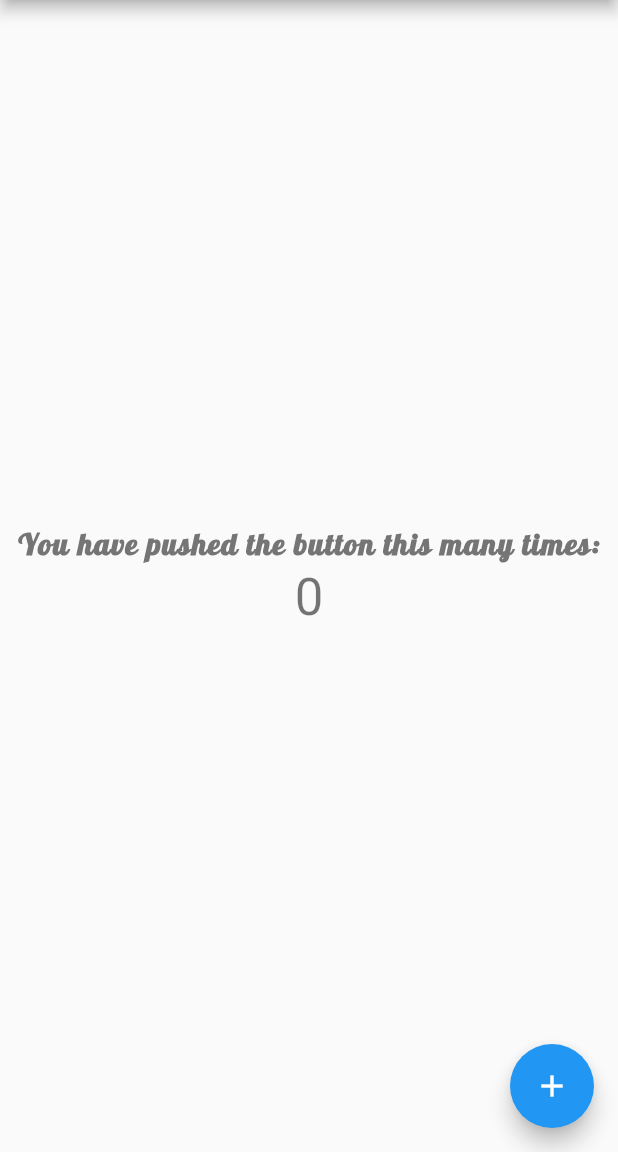
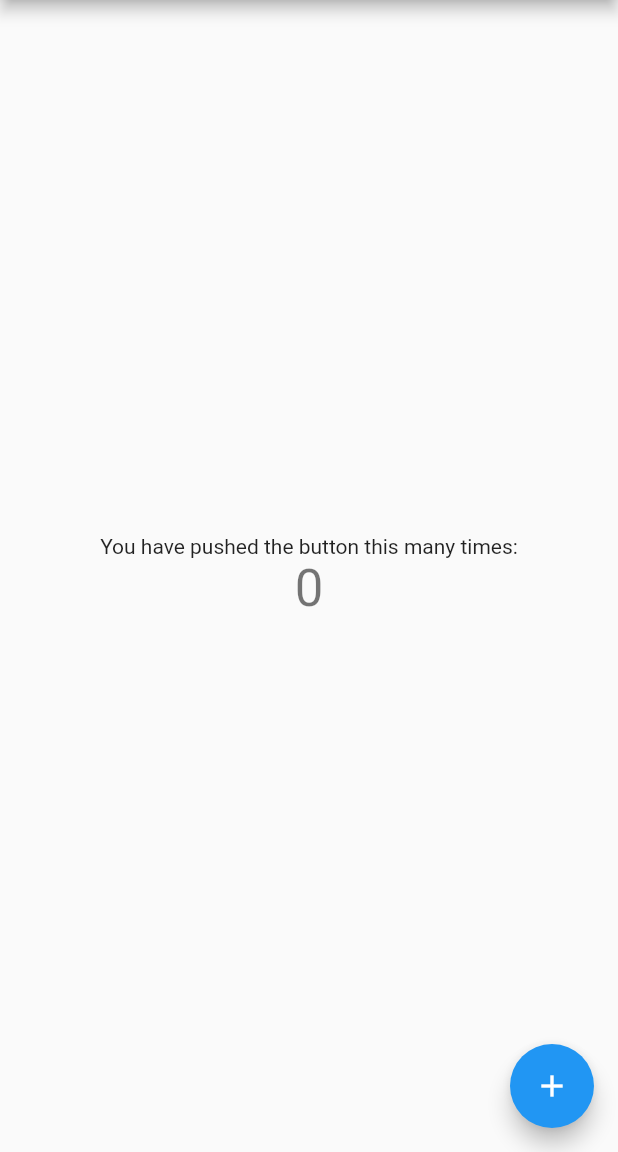
Before and after one commit to Sonas25/covi-req-repo, a Flutter app: the screen it shows after launch, on a phone screen of 412 x 824 dp, the part 84-1236 px from its top. Run offline on Flutter 3.47's test engine with Material 2 defaults, Android fonts, the phone set to English and light mode, and no system bars.

Commit message:
Revert "font change"
This reverts commit 3c4ca44fa2ccbdbce3259568a98d63f156634ca5.

```diff
--- a/lib/main.dart
+++ b/lib/main.dart
@@ -95,13 +95,6 @@ class _MyHomePageState extends State<MyHomePage> {
           children: <Widget>[
             Text(
               'You have pushed the button this many times:',
-              style: TextStyle(
-                fontSize: 20.0,
-                fontWeight: FontWeight.bold,
-                letterSpacing: 1.0,
-                color: Colors.grey[600],
-                fontFamily: 'Pattaya',
-              ),
             ),
             Text(
               '$_counter',
```
Also changed, not shown: pubspec.yaml (+11 -5 lines), fonts/Pattaya-Regular.ttf (deleted).
